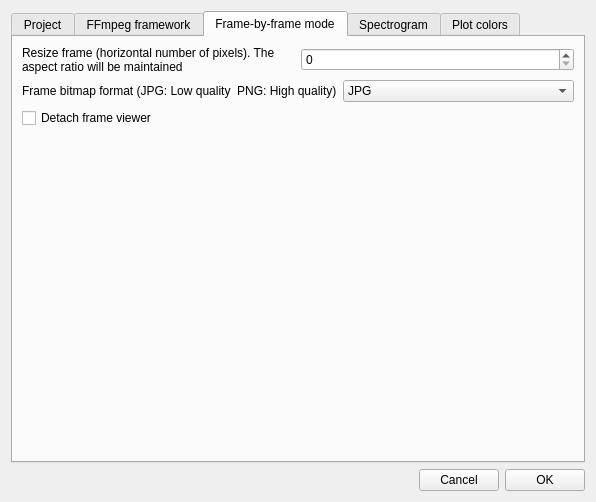
Old version of the form preferences.ui in the repository olivierfriard/BORIS.
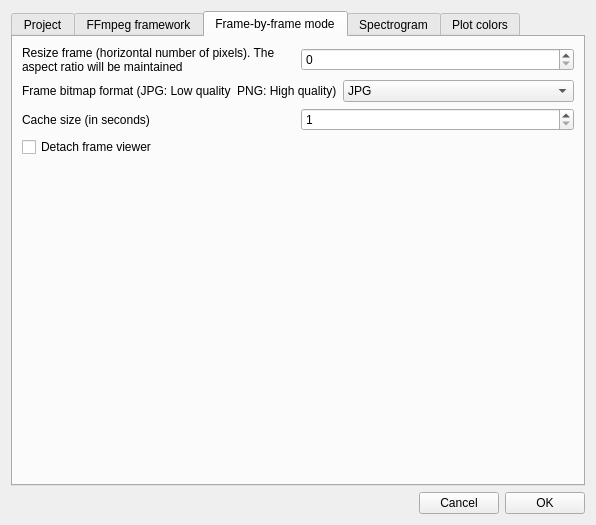
New version of the form. The open tabs and pages were chosen to show the change.

Commit message: work on new frame extraction: custom cache

```diff
--- a/preferences.ui
+++ b/preferences.ui
@@ -10,7 +10,7 @@
     <x>0</x>
     <y>0</y>
     <width>596</width>
-    <height>502</height>
+    <height>525</height>
    </rect>
   </property>
   <property name="windowTitle">
@@ -303,8 +303,6 @@
         </attribute>
         <layout class="QVBoxLayout" name="verticalLayout_7">
          <item>
-          <layout class="QVBoxLayout" name="verticalLayout_6">
-           <item>
             <layout class="QHBoxLayout" name="horizontalLayout_5">
              <item>
               <widget class="QLabel" name="lbResize">
@@ -329,6 +327,8 @@
             </layout>
            </item>
            <item>
+          <layout class="QVBoxLayout" name="verticalLayout_6">
+           <item>
             <layout class="QHBoxLayout" name="horizontalLayout_8">
              <item>
               <widget class="QLabel" name="label_9">
@@ -353,6 +353,27 @@
              </item>
             </layout>
            </item>
+           <item>
+            <layout class="QHBoxLayout" name="horizontalLayout_9">
+             <item>
+              <widget class="QLabel" name="label_11">
+               <property name="text">
+                <string>Cache size (in seconds)</string>
+               </property>
+              </widget>
+             </item>
+             <item>
+              <widget class="QSpinBox" name="sb_fbf_cache_size">
+               <property name="minimum">
+                <number>1</number>
+               </property>
+               <property name="maximum">
+                <number>3600</number>
+               </property>
+              </widget>
+             </item>
+            </layout>
+           </item>
            <item>
             <widget class="QCheckBox" name="cbDetachFrameViewer">
              <property name="text">
```
Left out of the diff: 2 changed lines with no effect on the pictures. Lines whose indentation alone changed are shown as unchanged. The commit also changes 6 other files.
